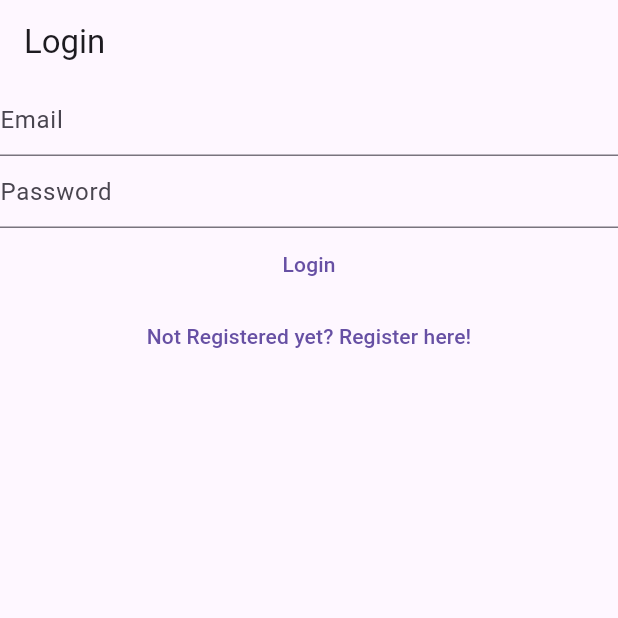
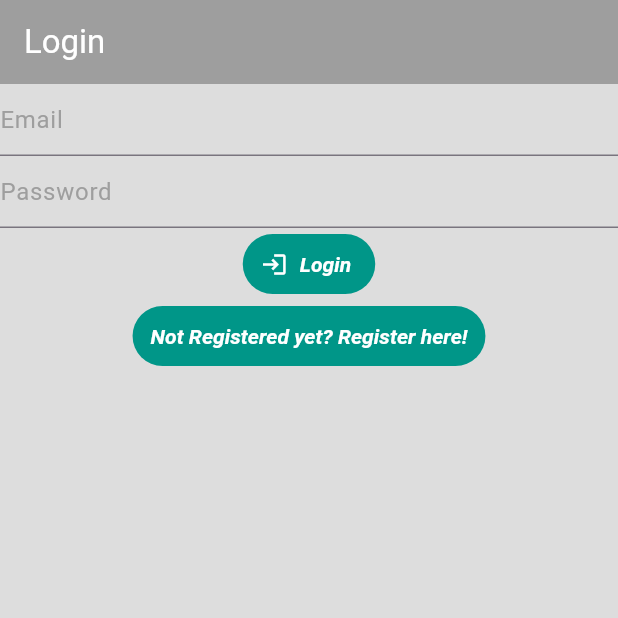
Before and after one commit to moslem-asaad/Injury-Recovery, a Flutter app: the screen it shows after launch, on a phone screen of 412 x 824 dp, the top half of it. Run offline on Flutter 3.47's test engine with Material 3 defaults, Android fonts, the phone set to English and light mode, and no system bars; our stand-ins replace firebase_auth, firebase_core; accounts and stored records are empty.

Commit message:
making login screen view a little better

```diff
--- a/lib/main.dart
+++ b/lib/main.dart
@@ -11,7 +11,8 @@ void main() {
   runApp(MaterialApp(
       title: 'Flutter Demo',
       theme: ThemeData(
-       primarySwatch: Colors.blue,
+       primarySwatch: Colors.blueGrey,
+       scaffoldBackgroundColor: Color.fromARGB(87, 155, 155, 155),
       ),
       home: const HomePage(),
       routes: {
--- a/lib/views/login_view.dart
+++ b/lib/views/login_view.dart
@@ -12,7 +12,7 @@ class LoginView extends StatefulWidget {
 }
 
 class _LoginViewState extends State<LoginView> {
-   late final TextEditingController _email;
+  late final TextEditingController _email;
   late final TextEditingController _password;
 
   @override
@@ -32,28 +32,39 @@ class _LoginViewState extends State<LoginView> {
   @override
   Widget build(BuildContext context) {
     return Scaffold(
-      appBar: AppBar (title: const Text('Login'),),
+      appBar: AppBar (
+        title: const Text('Login'),
+        foregroundColor: const Color.fromARGB(255, 255, 255, 255),
+        backgroundColor: Colors.grey,
+        //shadowColor: Color.fromARGB(255, 66, 6, 196),
+      ),
       body: Column(
         children: [
           TextField(
+            style: TextStyle(color: const Color.fromARGB(255, 217, 217, 217)),
             controller: _email,
             enableSuggestions: false,
             autocorrect: false,
             keyboardType: TextInputType.emailAddress,
             decoration: const InputDecoration(
               hintText: 'Email',
+              hintStyle: TextStyle(color: Colors.grey),
             ),
+            cursorColor: Colors.white,
           ),
           TextField(
+            style: TextStyle(color: const Color.fromARGB(255, 217, 217, 217)),
             controller: _password,
             obscureText: true,
             enableSuggestions: false,
             autocorrect: false,
             decoration: const InputDecoration(
               hintText: 'Password',
+              hintStyle: TextStyle(color: Colors.grey),
             ),
+            cursorColor: Colors.white,
           ),
-          TextButton(
+          TextButton.icon(
             onPressed: () async {
               final email = _email.text;
               final password = _password.text;
@@ -81,7 +92,18 @@ class _LoginViewState extends State<LoginView> {
                 await showErrorDialog(context, 'Authintication Error');
               }
             },
-            child: const Text('Login'),
+            //child: const Text('Login'),
+            style: TextButton.styleFrom(
+            foregroundColor: Colors.white,
+            backgroundColor: Colors.teal,
+            disabledBackgroundColor: Colors.grey,
+            textStyle: const TextStyle(
+              fontWeight: FontWeight.bold,
+              fontStyle: FontStyle.italic,
+              )
+            ),
+            icon: const Icon(Icons.login),
+            label: const Text('Login'),
           ),
           TextButton(
             onPressed: (){
@@ -91,6 +113,15 @@ class _LoginViewState extends State<LoginView> {
             );
           },
           child: const Text('Not Registered yet? Register here!'),
+          style: TextButton.styleFrom(
+            foregroundColor: Colors.white,
+            backgroundColor: Colors.teal,
+            disabledBackgroundColor: Colors.grey,
+            textStyle: const TextStyle(
+              fontWeight: FontWeight.bold,
+              fontStyle: FontStyle.italic,
+              )
+            ),
           ),
         ],
       ),
```
